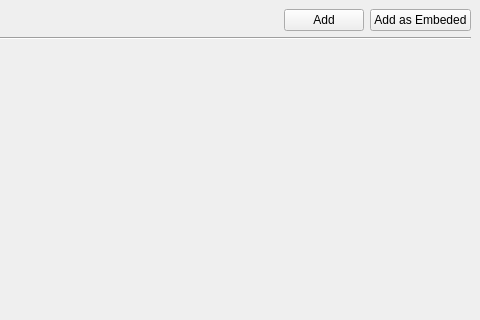
Qt form src/ui/reosgaugedhydrographwidget.ui (vcloarec/ReosProject) before a commit; both pictures show x 268 to 748 and y 0 to 320 of the 748 by 492 pixel window.
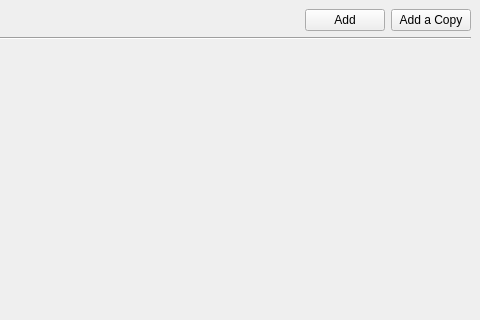
The same form after that commit. The open tabs and pages were chosen to show the change. Custom widgets are drawn as their Qt base class.

What changed in the file:
```diff
--- a/src/ui/reosgaugedhydrographwidget.ui
+++ b/src/ui/reosgaugedhydrographwidget.ui
@@ -167,7 +167,7 @@
          <item>
           <widget class="QPushButton" name="mButtonCopyFromProvider">
            <property name="text">
-            <string>Add as Embeded</string>
+            <string>Add a Copy</string>
            </property>
           </widget>
          </item>
```
